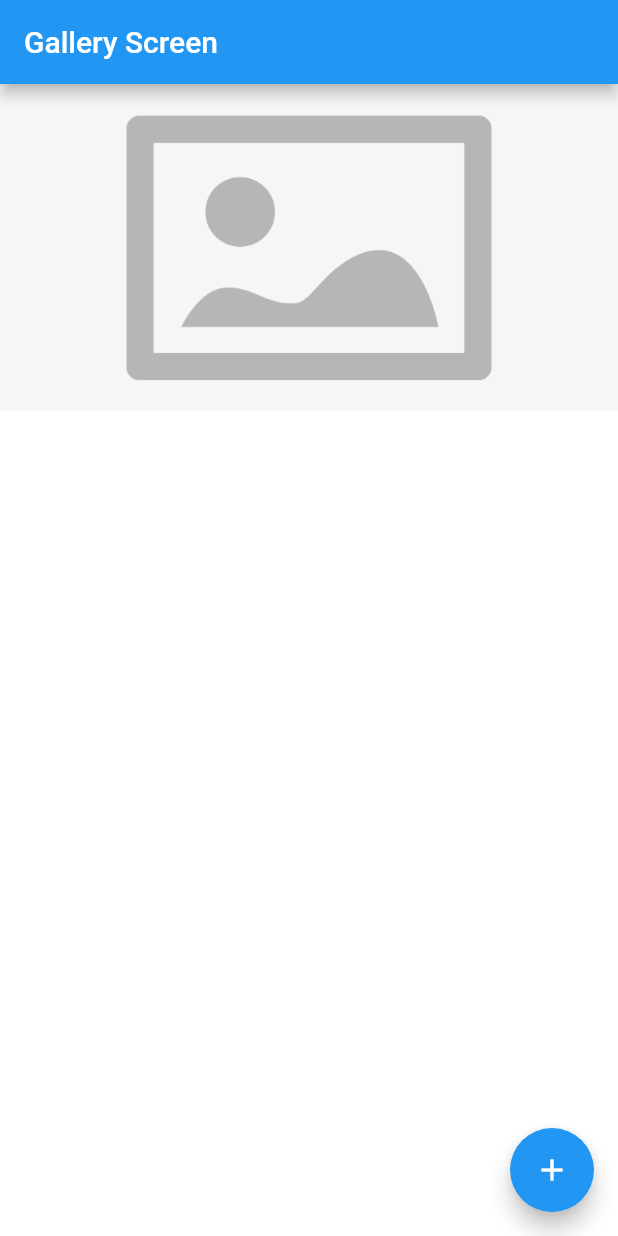
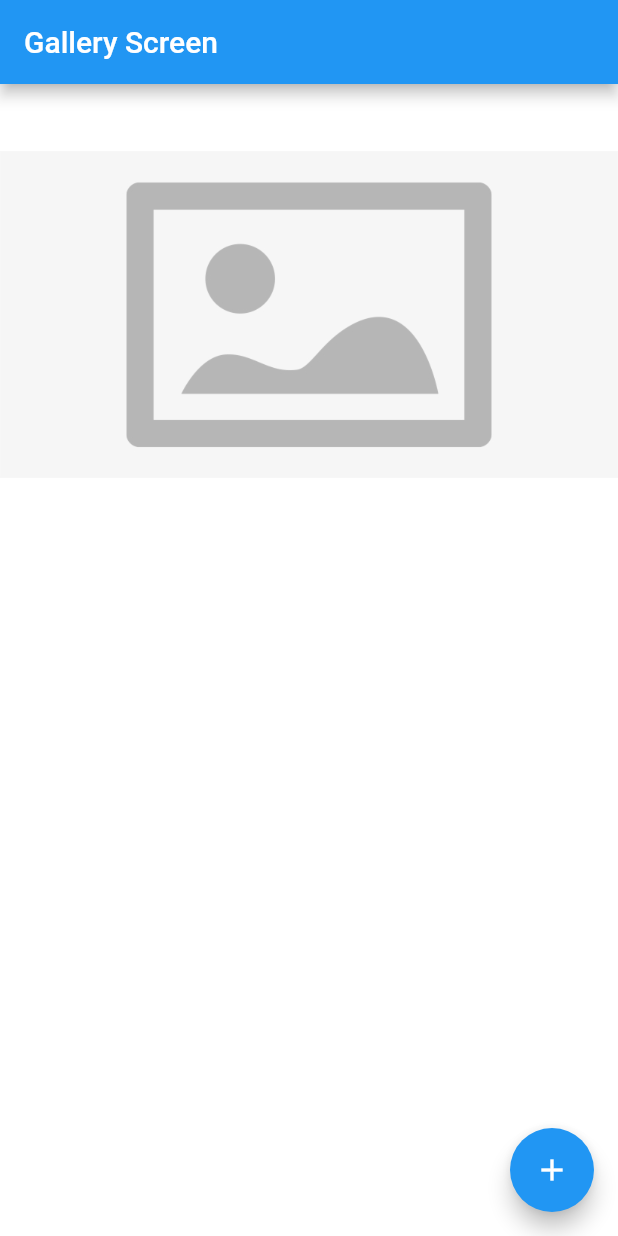
Before and after one commit to CoderrHQ/firebase-gallery-app-tutorial, a Flutter app: the screen it shows after launch, on a phone screen of 412 x 824 dp. Run offline on Flutter 3.47's test engine with Material 2 defaults, Android fonts, the phone set to English and light mode, and no system bars; our stand-ins replace cloud_firestore, firebase_core, firebase_storage, image_picker; accounts and stored records are empty.

Commit message:
complete app

```diff
--- a/lib/home_screen.dart
+++ b/lib/home_screen.dart
@@ -1,5 +1,6 @@
 import 'dart:io';
 
+import 'package:firebase_gallery_tutorial/image_view.dart';
 import 'package:firebase_gallery_tutorial/utils.dart';
 import 'package:flutter/material.dart';
 
@@ -23,7 +24,9 @@ class _HomeScreenState extends State<HomeScreen> {
           image == null
               ? const SizedBox()
               : IconButton(
-                  onPressed: () {},
+                  onPressed: () {
+                    saveImageToFirebase(image!);
+                  },
                   icon: const Icon(Icons.save),
                 ),
         ],
@@ -31,7 +34,9 @@ class _HomeScreenState extends State<HomeScreen> {
       body: Column(
         mainAxisAlignment: MainAxisAlignment.start,
         children: [
-          SizedBox(
+          Expanded(
+            flex: 2,
+            child: SizedBox(
               width: double.infinity,
               child: image == null
                   ? Image.asset('images/image_placeholder.png')
@@ -40,6 +45,11 @@ class _HomeScreenState extends State<HomeScreen> {
                       image!,
                     ),
             ),
+          ),
+          const Expanded(
+            flex: 3,
+            child: ImageView(),
+          )
         ],
       ),
       floatingActionButton: FloatingActionButton(
--- /dev/null
+++ b/lib/image_view.dart
@@ -0,0 +1,49 @@
+import 'package:cloud_firestore/cloud_firestore.dart';
+import 'package:flutter/material.dart';
+
+class ImageView extends StatelessWidget {
+  const ImageView({super.key});
+
+  @override
+  Widget build(BuildContext context) {
+    return StreamBuilder(
+      stream: FirebaseFirestore.instance
+          .collection('images')
+          .orderBy('id', descending: true)
+          .snapshots(),
+      builder: (context, snapshot) {
+        if (snapshot.connectionState == ConnectionState.waiting) {
+          return const Center(
+            child: CircularProgressIndicator(),
+          );
+        }
+
+        // display all images
+        return Padding(
+          padding: const EdgeInsets.all(8.0),
+          child: GridView.builder(
+            itemCount: snapshot.data!.docs.length,
+            gridDelegate: const SliverGridDelegateWithFixedCrossAxisCount(
+              childAspectRatio: 3 / 2,
+              crossAxisCount: 2,
+              crossAxisSpacing: 16,
+              mainAxisSpacing: 8,
+            ),
+            itemBuilder: (context, index) {
+              final data = snapshot.data!.docs[index];
+              String imageUrl = data.data()['url'];
+
+              return ClipRRect(
+                borderRadius: BorderRadius.circular(15),
+                child: Image.network(
+                  imageUrl,
+                  fit: BoxFit.cover,
+                ),
+              );
+            },
+          ),
+        );
+      },
+    );
+  }
+}
--- a/pubspec.yaml
+++ b/pubspec.yaml
@@ -10,6 +10,9 @@ dependencies:
   flutter:
     sdk: flutter
   image_picker: ^1.0.1
+  firebase_core: ^2.15.0
+  cloud_firestore: ^4.8.3
+  firebase_storage: ^11.2.5
 
 dev_dependencies:
   flutter_test:
```
Also changed, not shown: lib/main.dart (+7 -1 lines), lib/utils.dart (+28 -0 lines), lib/firebase_options.dart (added), pubspec.lock, 7 other files. Lines whose indentation alone changed are shown as unchanged.
